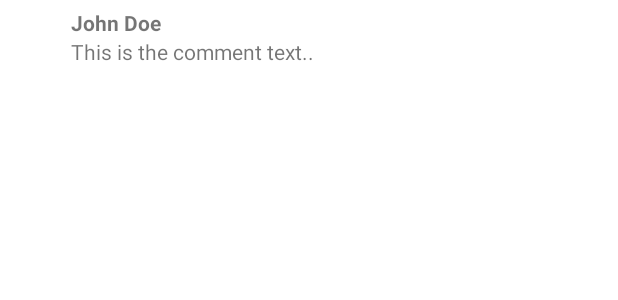
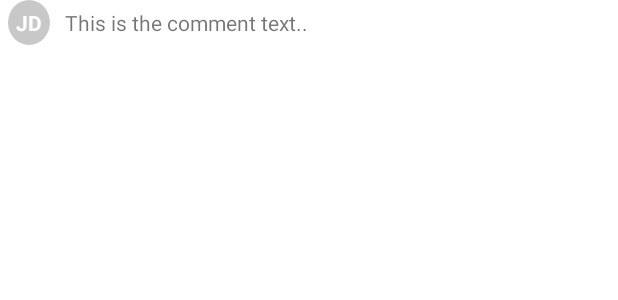
Before and after one commit to dharmesh-hemaram/kanishk, an Android app: the layout item_bid.xml on its own in the app's theme, with its tools: preview values and no code run, on a phone screen of 412 x 824 dp. Shown: the top 300 px of the screen. Run offline under Robolectric (Android 15) with nearby library versions, the phone set to English and light mode, and no system bars.

```diff
--- a/app/src/main/java/com/dhruv/techapps/MainActivity.java
+++ b/app/src/main/java/com/dhruv/techapps/MainActivity.java
@@ -33,8 +33,6 @@ import com.dhruv.techapps.fragment.MyTopCarsFragment;
 import com.dhruv.techapps.fragment.RecentCarsFragment;
 import com.dhruv.techapps.fragment.UserDialogFragment;
 import com.dhruv.techapps.models.User;
-import com.google.android.gms.tasks.OnFailureListener;
-import com.google.android.gms.tasks.OnSuccessListener;
 import com.google.firebase.auth.FirebaseAuth;
 import com.google.firebase.auth.FirebaseUser;
 import com.google.firebase.database.DataSnapshot;
--- a/app/src/main/java/com/dhruv/techapps/NewCarActivity.java
+++ b/app/src/main/java/com/dhruv/techapps/NewCarActivity.java
@@ -227,7 +227,7 @@ public class NewCarActivity extends BaseActivity implements AdapterView.OnItemSe
     // [START write_fan_out]
     private void writeNewPost(String userId, String year, String price, String regNum, String km, String owners, String color, String mobile, String insurance) {
         String key = mDatabase.child("cars").push().getKey();
-        Car car = new Car(userId, brandId+","+modelId+","+variantId, year, price, regNum, km, owners, color, typeId, mobile, insurance);
+        Car car = new Car(userId, brandId + "," + modelId + "," + variantId, year, price, regNum, km, owners, color, typeId, mobile, insurance);
         Map<String, Object> postValues = car.toMap();
         Map<String, Object> childUpdates = new HashMap<>();
         Log.d(TAG, key);
--- a/app/src/main/java/com/dhruv/techapps/adapter/BidAdapter.java
+++ b/app/src/main/java/com/dhruv/techapps/adapter/BidAdapter.java
@@ -25,13 +25,11 @@ import java.util.List;
 public class BidAdapter extends RecyclerView.Adapter<BidAdapter.BidViewHolder> {
 
     private static final String TAG = "BidAdapter";
+    public List<Bid> mBids = new ArrayList<>();
     private Context mContext;
     private DatabaseReference mDatabaseReference;
     private ChildEventListener mChildEventListener;
-
     private List<String> mBidIds = new ArrayList<>();
-    private List<Bid> mBids = new ArrayList<>();
-
     private DecimalFormat currencyFormat;
 
     public BidAdapter(final Context context, DatabaseReference ref) {
--- a/app/src/main/java/com/dhruv/techapps/fragment/CarListFragment.java
+++ b/app/src/main/java/com/dhruv/techapps/fragment/CarListFragment.java
@@ -94,10 +94,10 @@ public abstract class CarListFragment extends Fragment {
 
                 // Set click listener for the whole post view
                 final String postKey = postRef.getKey();
-                FirebaseStorage.getInstance().getReference("images/"+postKey).listAll().addOnSuccessListener(new OnSuccessListener<ListResult>() {
+                FirebaseStorage.getInstance().getReference("images/" + postKey).listAll().addOnSuccessListener(new OnSuccessListener<ListResult>() {
                     @Override
                     public void onSuccess(ListResult listResult) {
-                        if(listResult.getItems().size() > 0){
+                        if (listResult.getItems().size() > 0) {
                             final long ONE_MEGABYTE = 1024 * 1024;
                             listResult.getItems().get(0).getBytes(ONE_MEGABYTE).addOnSuccessListener(new OnSuccessListener<byte[]>() {
                                 @Override
--- /dev/null
+++ b/app/src/main/res/drawable/circle.xml
@@ -0,0 +1,10 @@
+<shape xmlns:android="http://schemas.android.com/apk/res/android"
+    android:shape="oval">
+
+    <solid android:color="@color/cardview_shadow_start_color" />
+
+    <size
+        android:width="10dp"
+        android:height="10dp" />
+
+</shape>
--- /dev/null
+++ b/app/src/main/res/drawable/rounded_corner.xml
@@ -0,0 +1,4 @@
+<?xml version="1.0" encoding="utf-8"?>
+<selector xmlns:android="http://schemas.android.com/apk/res/android">
+    <item android:drawable="@drawable/circle" />
+</selector>
--- a/app/src/main/res/layout/item_bid.xml
+++ b/app/src/main/res/layout/item_bid.xml
@@ -3,37 +3,35 @@
     xmlns:tools="http://schemas.android.com/tools"
     android:layout_width="match_parent"
     android:layout_height="wrap_content"
+    android:layout_marginBottom="5dp"
     tools:viewBindingIgnore="true">
-
-    <ImageView
-        android:id="@+id/bidPhoto"
-        android:layout_width="32dp"
-        android:layout_height="32dp"
-        android:layout_centerVertical="true"
-        android:src="@drawable/ic_baseline_account_circle_24" />
 
     <LinearLayout
         android:layout_width="match_parent"
         android:layout_height="wrap_content"
-        android:layout_marginStart="10dp"
-        android:layout_marginLeft="10dp"
-        android:layout_toEndOf="@+id/bidPhoto"
-        android:layout_toRightOf="@+id/bidPhoto"
-        android:orientation="vertical"
-        android:padding="5dp">
+        android:layout_marginStart="5dp"
+        android:layout_marginLeft="5dp"
+        android:orientation="horizontal">
 
         <TextView
             android:id="@+id/bidAuthor"
             android:layout_width="wrap_content"
             android:layout_height="wrap_content"
+            android:background="@drawable/rounded_corner"
+            android:padding="5dp"
+            android:textAllCaps="true"
+            android:textColor="@android:color/white"
             android:textStyle="bold"
-            tools:text="John Doe" />
+            tools:text="JD" />
 
         <TextView
             android:id="@+id/bidAmount"
             style="@style/TextAppearance.AppCompat.Small"
             android:layout_width="wrap_content"
             android:layout_height="wrap_content"
+
+            android:layout_marginStart="10dp"
+            android:layout_marginLeft="10dp"
             tools:text="This is the comment text.." />
 
     </LinearLayout>
--- a/app/src/main/res/layout/item_car.xml
+++ b/app/src/main/res/layout/item_car.xml
@@ -23,7 +23,7 @@
             <ImageView
                 android:id="@+id/carImage"
                 android:layout_width="match_parent"
-                android:layout_height="wrap_content"
+                android:layout_height="match_parent"
                 android:scaleType="centerCrop"
                 android:src="@drawable/altrox" />
 
```
Also changed, not shown: app/src/main/java/com/dhruv/techapps/CarDetailActivity.java (+45 -17 lines), app/src/main/java/com/dhruv/techapps/PhoneAuthActivity.java (+0 -11 lines), app/src/main/java/com/dhruv/techapps/adapter/SliderAdapterExample.java (+0 -7 lines), app/src/main/java/com/dhruv/techapps/viewholder/CarViewHolder.java (+5 -2 lines), app/src/main/res/layout/activity_car_detail.xml (+57 -15 lines), app/src/main/res/layout/activity_new_car.xml (+12 -13 lines).
